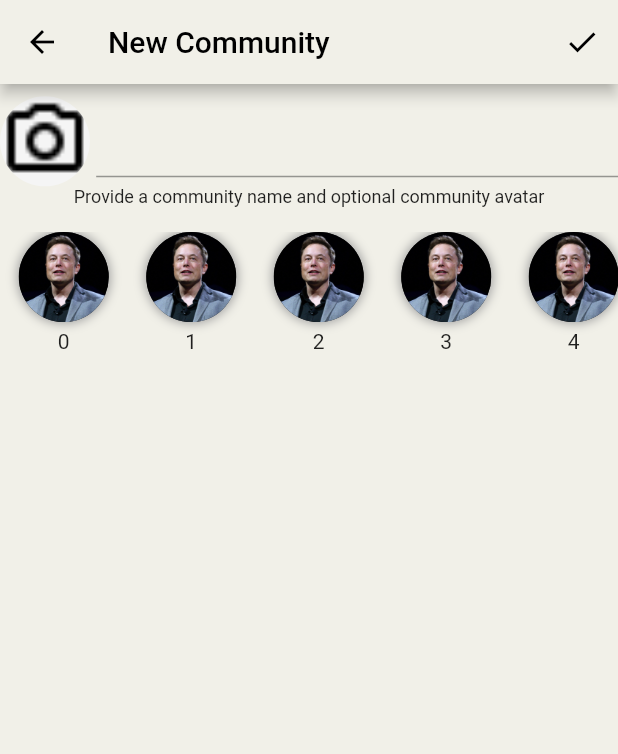
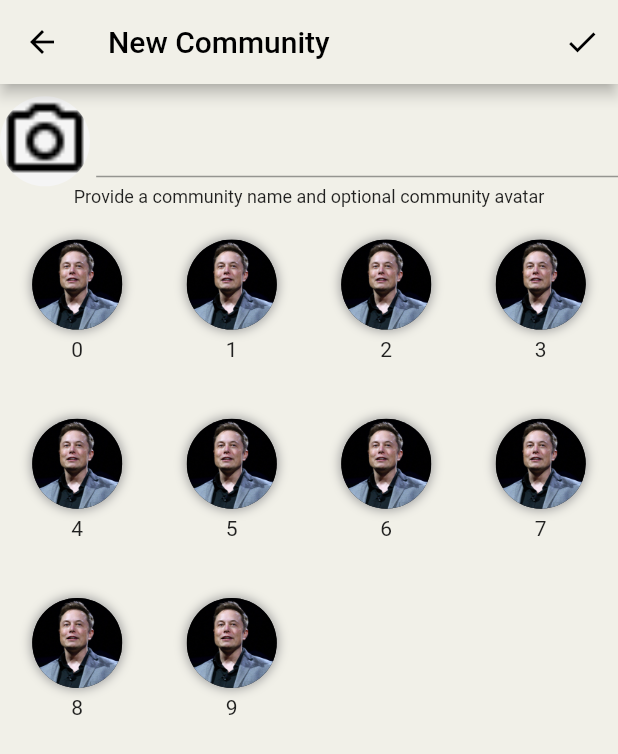
Before and after one commit to imshivamdwivedi/Buddy, a Flutter app: the CommunityIntialInfoCreateScreen screen opened by its route, on a phone screen of 412 x 824 dp. Shown: the top 754 px of the screen. Run offline on Flutter 3.47's test engine with Material 2 defaults, Android fonts, the phone set to English and light mode, and no system bars; our stand-ins replace another_flushbar, firebase_auth, firebase_core, firebase_database, flutter_spinkit, flutter_svg and 5 more; missing offline and left inert: syncfusion_flutter_core; accounts and stored records are empty; statements that could not run were skipped.

Commit message:
modified communityIntialInfoScreen

```diff
--- a/lib/chat/group/screens/community_intial_info_screen.dart
+++ b/lib/chat/group/screens/community_intial_info_screen.dart
@@ -31,7 +31,8 @@ class _CommunityIntialInfoCreateScreenState
               ))
         ],
       ),
-      body: Container(
+      body: SingleChildScrollView(
+        child: Container(
           margin: EdgeInsets.symmetric(vertical: size.height * 0.01),
           child: Column(
             children: [
@@ -73,14 +74,20 @@ class _CommunityIntialInfoCreateScreenState
                 children: [
                   Flexible(
                     child: SizedBox(
-                    height: MediaQuery.of(context).size.width * 0.3,
-                    child: ListView.builder(
+                      height: MediaQuery.of(context).size.height * 0.7,
+                      child: GridView.builder(
+                          gridDelegate:
+                              SliverGridDelegateWithFixedCrossAxisCount(
+                            crossAxisCount: 4,
+                            childAspectRatio: 1.8 / 2,
+                            crossAxisSpacing: 0,
+                            mainAxisSpacing: 5,
+                          ),
                           shrinkWrap: true,
-                        scrollDirection: Axis.horizontal,
                           itemCount: 10,
                           itemBuilder: (BuildContext context, int index) {
                             return Container(
-                              width: 85,
+                                margin: EdgeInsets.symmetric(vertical: 5),
                                 child: Column(
                                   children: [
                                     Container(
@@ -95,8 +102,8 @@ class _CommunityIntialInfoCreateScreenState
                                       ),
                                       child: CircleAvatar(
                                         radius: 30,
-                                      backgroundImage:
-                                          AssetImage('assets/images/elon.jpg'),
+                                        backgroundImage: AssetImage(
+                                            'assets/images/elon.jpg'),
                                       ),
                                     ),
                                     SizedBox(
@@ -109,8 +116,9 @@ class _CommunityIntialInfoCreateScreenState
                     ),
                   )
                 ],
-            )
+              ),
             ],
+          ),
         ),
       ),
     );
```
Lines whose indentation alone changed are shown as unchanged.
